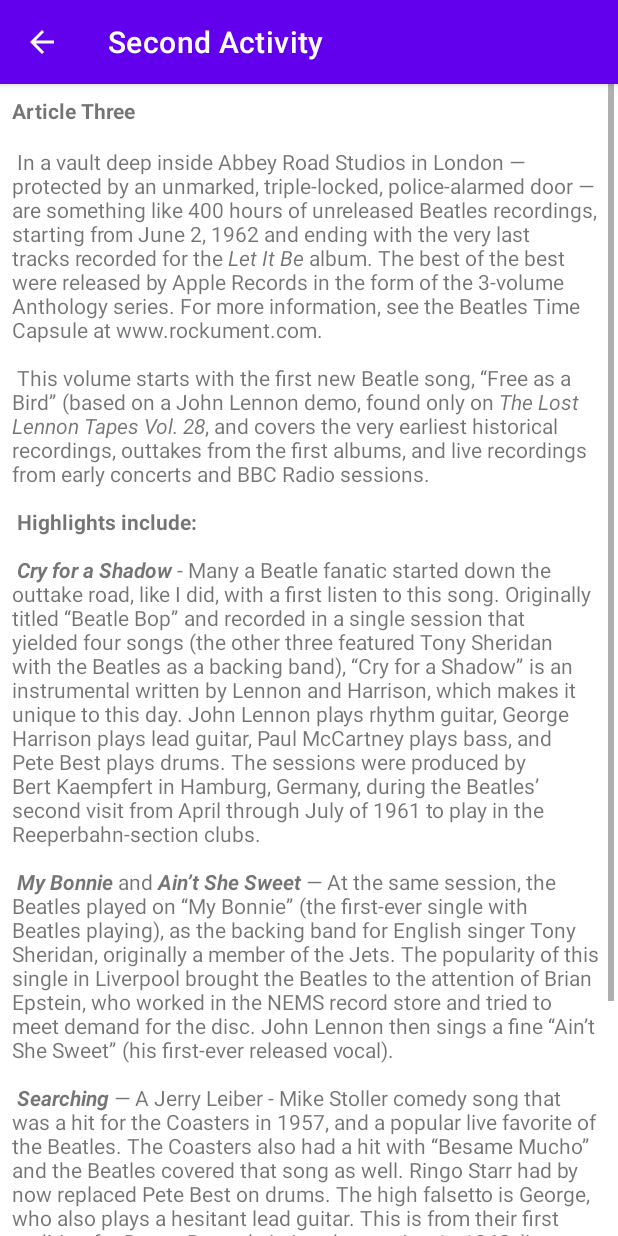
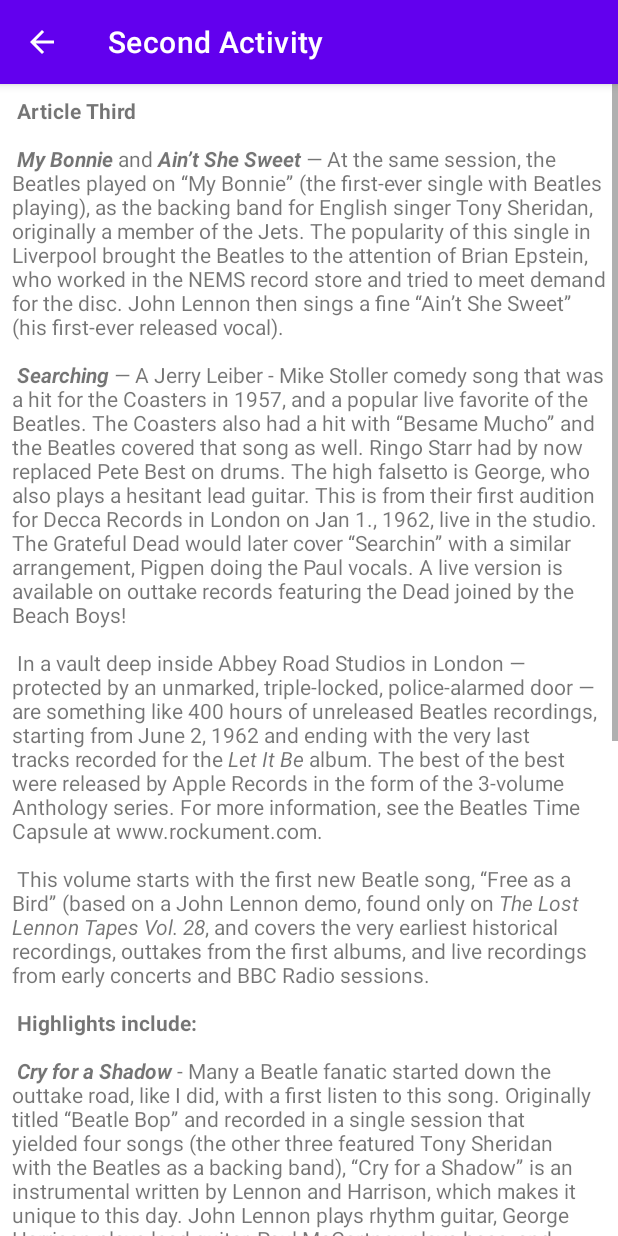
Before and after one commit to Susan-Paudel/Activities-and-intents, an Android app: the screen it shows after launch (SecondActivity), after a tap on "TEXT THREE", on a phone screen of 412 x 824 dp. Run offline under Robolectric (Android 15) with nearby library versions, the phone set to English and light mode, and no system bars.

Commit message:
comment added

```diff
--- a/app/src/main/res/layout/activity_second.xml
+++ b/app/src/main/res/layout/activity_second.xml
@@ -6,12 +6,12 @@
     android:layout_height="wrap_content"
     tools:context=".SecondActivity">
     <ScrollView
-        android:layout_width="wrap_content"
+        android:layout_width="match_parent"
         android:layout_height="wrap_content">
 
     <LinearLayout
-        android:layout_width="409dp"
-        android:layout_height="729dp"
+        android:layout_width="match_parent"
+        android:layout_height="wrap_content"
         android:orientation="vertical"
         tools:layout_editor_absoluteX="1dp"
         tools:layout_editor_absoluteY="1dp">
--- a/app/src/main/res/values/strings.xml
+++ b/app/src/main/res/values/strings.xml
@@ -9,7 +9,33 @@
     <string name="text_three">Text Three</string>
     <string name="text_two">Text Two</string>
     <string name="text_one">Text One</string>
-    <string name="article_one"><b>Article One</b>\n\n
+    <string name="article_one">
+        <b>Article One</b>
+        \n\n
+        <b><i>Cry for a Shadow</i></b> - Many a Beatle fanatic started down the outtake road, like I did, with a first listen to this song. Originally titled “Beatle Bop” and recorded in a single session that yielded four songs (the other three featured Tony Sheridan with the Beatles as a backing band), “Cry for a Shadow” is an instrumental written by Lennon and Harrison, which makes it unique to this day. John Lennon plays rhythm guitar, George Harrison plays lead guitar, Paul McCartney plays bass, and Pete Best plays drums. The sessions were produced by Bert Kaempfert in Hamburg, Germany, during the Beatles’ second visit from April through July of 1961 to play in the Reeperbahn-section clubs.
+\n\n
+        In a vault deep inside Abbey Road Studios in London — protected by an unmarked, triple-locked, police-alarmed door — are something like 400 hours of unreleased Beatles recordings, starting from June 2, 1962 and ending with the very last tracks recorded for the <i>Let It Be</i> album. The best of the best were released by Apple Records in the form of the 3-volume Anthology series.
+        For more information, see the Beatles Time Capsule at www.rockument.com.
+\n\n
+This volume starts with the first new Beatle song, “Free as a Bird” (based on a John Lennon demo, found only on <i>The Lost Lennon Tapes Vol. 28</i>, and covers the very earliest historical recordings, outtakes from the first albums, and live recordings from early concerts and BBC Radio sessions.
+\n\n
+<b>Highlights include:</b>
+\n\n
+<b><i>My Bonnie</i></b> and <b><i>Ain’t She Sweet</i></b> — At the same session, the Beatles played on “My Bonnie” (the first-ever single with Beatles playing), as the backing band for English singer Tony Sheridan, originally a member of the Jets. The popularity of this single in Liverpool brought the Beatles to the attention of Brian Epstein, who worked in the NEMS record store and tried to meet demand for the disc. John Lennon then sings a fine “Ain’t She Sweet” (his first-ever released vocal).
+\n\n
+<b><i>Searching</i></b> — A Jerry Leiber - Mike Stoller comedy song that was a hit for the Coasters in 1957, and a popular live favorite of the Beatles. The Coasters also had a hit with “Besame Mucho” and the Beatles covered that song as well. Ringo Starr had by now replaced Pete Best on drums. The high falsetto is George, who also plays a hesitant lead guitar. This is from their first audition for Decca Records in London on Jan 1., 1962, live in the studio. The Grateful Dead would later cover “Searchin” with a similar arrangement, Pigpen doing the Paul vocals. A live version is available on outtake records featuring the Dead joined by the Beach Boys!
+\n\n
+<b><i>Love Me Do</i></b> — An early version of the song, played a bit slower and with more of a blues feeling, and a cool bossa-nova beat in middle. Paul had to sing while John played harmonica — a first for the group. Pete Best played drums on this version.
+\n\n
+<b><i>She Loves You – Till There Was You – Twist and Shout</i></b> — Live at the Princess Wales Theatre by Leicester Square in London, attended by the Queen. “Till There Was You” (by Meredith Wilson) is from the musical The Music Man and a hit for Peggy Lee in 1961. Before playing it, Paul said it was recorded by his favorite American group, “Sophie Tucker” (which got some laughs). At the end, John tells the people in the cheaper seats to clap their hands, and the rest to “rattle your jewelry” and then announces “Twist and Shout” (a song by Bert Russell and Phil Medley that was first recorded in 1962 by the Isley Brothers). A film of the performance shows the Queen smiling at John’s remark.
+\n\n
+<b><i>Leave My Kitten Alone</i></b> — One of the lost Beatle songs recorded during the “Beatles For Sale” sessions but never released. This song, written by Little Willie John, Titus Turner, and James McDougal, was a 1959 R&amp;B hit for Little Willie John and covered by Johnny Preston before the Beatles tried it and shelved it. A reference to a “big fat bulldog” may have influenced John’s “Hey Bulldog” (Yellow Submarine album), which is a similar rocker.
+\n\n
+<b><i>One After 909</i></b> — A song recorded for the <i>Let It Be</i> album was actually worked on way back in the beginning, six years earlier. This take shows how they did it much more slowly, with an R&amp;B feel to it.
+</string>
+    <string name="article_two">
+        <b>Article Two</b>
+        \n\n
         In a vault deep inside Abbey Road Studios in London — protected by an unmarked, triple-locked, police-alarmed door — are something like 400 hours of unreleased Beatles recordings, starting from June 2, 1962 and ending with the very last tracks recorded for the <i>Let It Be</i> album. The best of the best were released by Apple Records in the form of the 3-volume Anthology series.
         For more information, see the Beatles Time Capsule at www.rockument.com.
 \n\n
@@ -25,9 +51,19 @@ This volume starts with the first new Beatle song, “Free as a Bird” (based o
 \n\n
 <b><i>Love Me Do</i></b> — An early version of the song, played a bit slower and with more of a blues feeling, and a cool bossa-nova beat in middle. Paul had to sing while John played harmonica — a first for the group. Pete Best played drums on this version.
 \n\n
-
+<b><i>She Loves You – Till There Was You – Twist and Shout</i></b> — Live at the Princess Wales Theatre by Leicester Square in London, attended by the Queen. “Till There Was You” (by Meredith Wilson) is from the musical The Music Man and a hit for Peggy Lee in 1961. Before playing it, Paul said it was recorded by his favorite American group, “Sophie Tucker” (which got some laughs). At the end, John tells the people in the cheaper seats to clap their hands, and the rest to “rattle your jewelry” and then announces “Twist and Shout” (a song by Bert Russell and Phil Medley that was first recorded in 1962 by the Isley Brothers). A film of the performance shows the Queen smiling at John’s remark.
+\n\n
+<b><i>Leave My Kitten Alone</i></b> — One of the lost Beatle songs recorded during the “Beatles For Sale” sessions but never released. This song, written by Little Willie John, Titus Turner, and James McDougal, was a 1959 R&amp;B hit for Little Willie John and covered by Johnny Preston before the Beatles tried it and shelved it. A reference to a “big fat bulldog” may have influenced John’s “Hey Bulldog” (Yellow Submarine album), which is a similar rocker.
+\n\n
+<b><i>One After 909</i></b> — A song recorded for the <i>Let It Be</i> album was actually worked on way back in the beginning, six years earlier. This take shows how they did it much more slowly, with an R&amp;B feel to it.
 </string>
-    <string name="article_two"><b>Article Two</b>\n\n
+    <string name="article_three">
+        <b>Article Third</b>
+        \n\n
+        <b><i>My Bonnie</i></b> and <b><i>Ain’t She Sweet</i></b> — At the same session, the Beatles played on “My Bonnie” (the first-ever single with Beatles playing), as the backing band for English singer Tony Sheridan, originally a member of the Jets. The popularity of this single in Liverpool brought the Beatles to the attention of Brian Epstein, who worked in the NEMS record store and tried to meet demand for the disc. John Lennon then sings a fine “Ain’t She Sweet” (his first-ever released vocal).
+\n\n
+<b><i>Searching</i></b> — A Jerry Leiber - Mike Stoller comedy song that was a hit for the Coasters in 1957, and a popular live favorite of the Beatles. The Coasters also had a hit with “Besame Mucho” and the Beatles covered that song as well. Ringo Starr had by now replaced Pete Best on drums. The high falsetto is George, who also plays a hesitant lead guitar. This is from their first audition for Decca Records in London on Jan 1., 1962, live in the studio. The Grateful Dead would later cover “Searchin” with a similar arrangement, Pigpen doing the Paul vocals. A live version is available on outtake records featuring the Dead joined by the Beach Boys!
+\n\n
         In a vault deep inside Abbey Road Studios in London — protected by an unmarked, triple-locked, police-alarmed door — are something like 400 hours of unreleased Beatles recordings, starting from June 2, 1962 and ending with the very last tracks recorded for the <i>Let It Be</i> album. The best of the best were released by Apple Records in the form of the 3-volume Anthology series.
         For more information, see the Beatles Time Capsule at www.rockument.com.
 \n\n
@@ -37,30 +73,12 @@ This volume starts with the first new Beatle song, “Free as a Bird” (based o
 \n\n
 <b><i>Cry for a Shadow</i></b> - Many a Beatle fanatic started down the outtake road, like I did, with a first listen to this song. Originally titled “Beatle Bop” and recorded in a single session that yielded four songs (the other three featured Tony Sheridan with the Beatles as a backing band), “Cry for a Shadow” is an instrumental written by Lennon and Harrison, which makes it unique to this day. John Lennon plays rhythm guitar, George Harrison plays lead guitar, Paul McCartney plays bass, and Pete Best plays drums. The sessions were produced by Bert Kaempfert in Hamburg, Germany, during the Beatles’ second visit from April through July of 1961 to play in the Reeperbahn-section clubs.
 \n\n
-<b><i>My Bonnie</i></b> and <b><i>Ain’t She Sweet</i></b> — At the same session, the Beatles played on “My Bonnie” (the first-ever single with Beatles playing), as the backing band for English singer Tony Sheridan, originally a member of the Jets. The popularity of this single in Liverpool brought the Beatles to the attention of Brian Epstein, who worked in the NEMS record store and tried to meet demand for the disc. John Lennon then sings a fine “Ain’t She Sweet” (his first-ever released vocal).
-\n\n
-<b><i>Searching</i></b> — A Jerry Leiber - Mike Stoller comedy song that was a hit for the Coasters in 1957, and a popular live favorite of the Beatles. The Coasters also had a hit with “Besame Mucho” and the Beatles covered that song as well. Ringo Starr had by now replaced Pete Best on drums. The high falsetto is George, who also plays a hesitant lead guitar. This is from their first audition for Decca Records in London on Jan 1., 1962, live in the studio. The Grateful Dead would later cover “Searchin” with a similar arrangement, Pigpen doing the Paul vocals. A live version is available on outtake records featuring the Dead joined by the Beach Boys!
-\n\n
 <b><i>Love Me Do</i></b> — An early version of the song, played a bit slower and with more of a blues feeling, and a cool bossa-nova beat in middle. Paul had to sing while John played harmonica — a first for the group. Pete Best played drums on this version.
 \n\n
-
-</string>
-    <string name="article_three"><b>Article Three</b>\n\n
-        In a vault deep inside Abbey Road Studios in London — protected by an unmarked, triple-locked, police-alarmed door — are something like 400 hours of unreleased Beatles recordings, starting from June 2, 1962 and ending with the very last tracks recorded for the <i>Let It Be</i> album. The best of the best were released by Apple Records in the form of the 3-volume Anthology series.
-        For more information, see the Beatles Time Capsule at www.rockument.com.
+<b><i>She Loves You – Till There Was You – Twist and Shout</i></b> — Live at the Princess Wales Theatre by Leicester Square in London, attended by the Queen. “Till There Was You” (by Meredith Wilson) is from the musical The Music Man and a hit for Peggy Lee in 1961. Before playing it, Paul said it was recorded by his favorite American group, “Sophie Tucker” (which got some laughs). At the end, John tells the people in the cheaper seats to clap their hands, and the rest to “rattle your jewelry” and then announces “Twist and Shout” (a song by Bert Russell and Phil Medley that was first recorded in 1962 by the Isley Brothers). A film of the performance shows the Queen smiling at John’s remark.
 \n\n
-This volume starts with the first new Beatle song, “Free as a Bird” (based on a John Lennon demo, found only on <i>The Lost Lennon Tapes Vol. 28</i>, and covers the very earliest historical recordings, outtakes from the first albums, and live recordings from early concerts and BBC Radio sessions.
+<b><i>Leave My Kitten Alone</i></b> — One of the lost Beatle songs recorded during the “Beatles For Sale” sessions but never released. This song, written by Little Willie John, Titus Turner, and James McDougal, was a 1959 R&amp;B hit for Little Willie John and covered by Johnny Preston before the Beatles tried it and shelved it. A reference to a “big fat bulldog” may have influenced John’s “Hey Bulldog” (Yellow Submarine album), which is a similar rocker.
 \n\n
-<b>Highlights include:</b>
-\n\n
-<b><i>Cry for a Shadow</i></b> - Many a Beatle fanatic started down the outtake road, like I did, with a first listen to this song. Originally titled “Beatle Bop” and recorded in a single session that yielded four songs (the other three featured Tony Sheridan with the Beatles as a backing band), “Cry for a Shadow” is an instrumental written by Lennon and Harrison, which makes it unique to this day. John Lennon plays rhythm guitar, George Harrison plays lead guitar, Paul McCartney plays bass, and Pete Best plays drums. The sessions were produced by Bert Kaempfert in Hamburg, Germany, during the Beatles’ second visit from April through July of 1961 to play in the Reeperbahn-section clubs.
-\n\n
-<b><i>My Bonnie</i></b> and <b><i>Ain’t She Sweet</i></b> — At the same session, the Beatles played on “My Bonnie” (the first-ever single with Beatles playing), as the backing band for English singer Tony Sheridan, originally a member of the Jets. The popularity of this single in Liverpool brought the Beatles to the attention of Brian Epstein, who worked in the NEMS record store and tried to meet demand for the disc. John Lennon then sings a fine “Ain’t She Sweet” (his first-ever released vocal).
-\n\n
-<b><i>Searching</i></b> — A Jerry Leiber - Mike Stoller comedy song that was a hit for the Coasters in 1957, and a popular live favorite of the Beatles. The Coasters also had a hit with “Besame Mucho” and the Beatles covered that song as well. Ringo Starr had by now replaced Pete Best on drums. The high falsetto is George, who also plays a hesitant lead guitar. This is from their first audition for Decca Records in London on Jan 1., 1962, live in the studio. The Grateful Dead would later cover “Searchin” with a similar arrangement, Pigpen doing the Paul vocals. A live version is available on outtake records featuring the Dead joined by the Beach Boys!
-\n\n
-<b><i>Love Me Do</i></b> — An early version of the song, played a bit slower and with more of a blues feeling, and a cool bossa-nova beat in middle. Paul had to sing while John played harmonica — a first for the group. Pete Best played drums on this version.
-\n\n
-
+<b><i>One After 909</i></b> — A song recorded for the <i>Let It Be</i> album was actually worked on way back in the beginning, six years earlier. This take shows how they did it much more slowly, with an R&amp;B feel to it.
 </string>
 </resources>
```
Also changed, not shown: app/src/main/java/com/example/twoactivities/MainActivity.java (+15 -1 lines), 6 other files.
